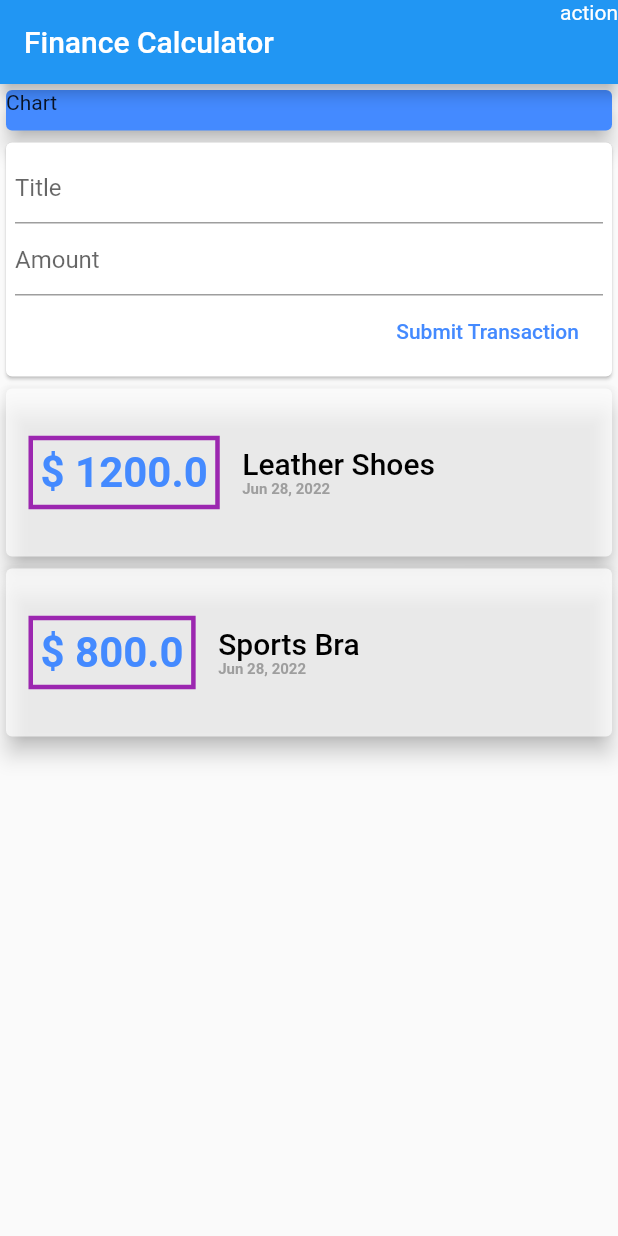
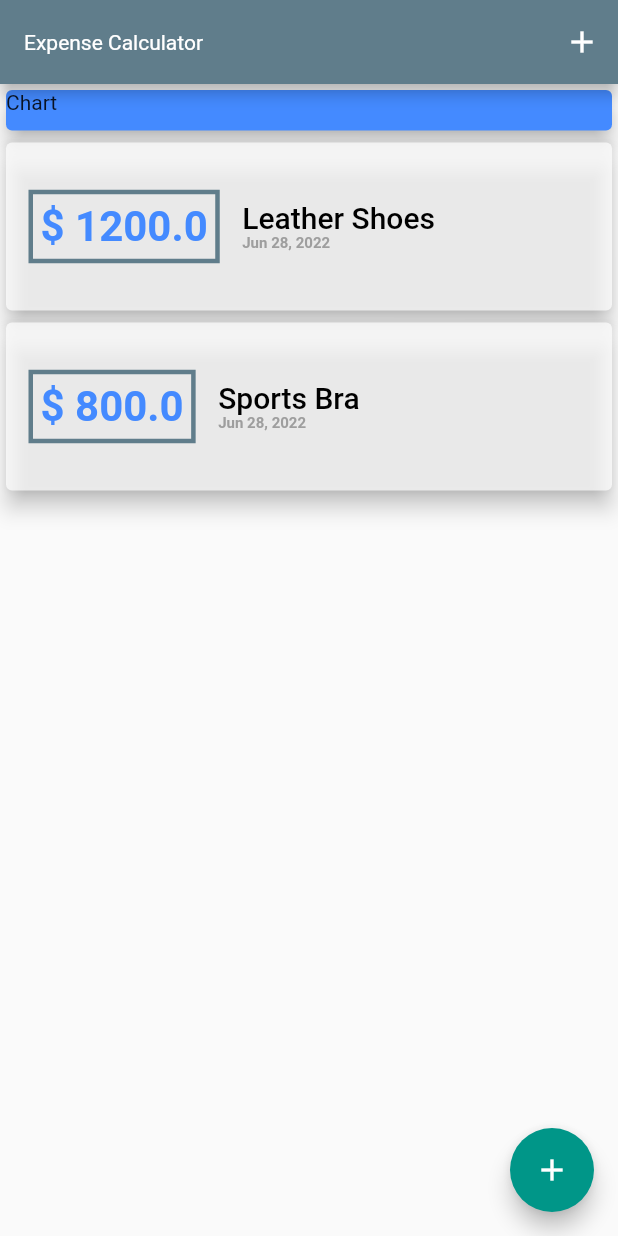
Before and after one commit to ehsonmiraz/finanace_statistics, a Flutter app: the screen it shows after launch, on a phone screen of 412 x 824 dp. Run offline on Flutter 3.47's test engine with Material 2 defaults, Android fonts, the phone set to English and light mode, and no system bars; our stand-ins replace google_fonts; Roboto replaces fonts that are missing (Adamina).

Commit message:
Theming introduced

```diff
--- a/lib/main.dart
+++ b/lib/main.dart
@@ -1,3 +1,5 @@
+import 'package:google_fonts/google_fonts.dart';
+
 import './screens/home.dart';
 import 'package:flutter/material.dart';
 
@@ -8,15 +10,16 @@ class MyApp extends StatelessWidget{
   @override
   Widget build(BuildContext context){
    return MaterialApp(
+     theme: ThemeData(
+         primarySwatch:Colors.blueGrey,
+         accentColor: Colors.teal,
+         textTheme: ThemeData.light().textTheme.copyWith(
+             headline6:GoogleFonts.acme(textStyle :TextStyle(fontSize: 12))
+         ),
+         appBarTheme: AppBarTheme(titleTextStyle:GoogleFonts.acme())
+     ),
 
-     home: Scaffold(
-       appBar: AppBar(
-         title: Text('Finance Calculator'),
-         actions: <Widget>[Text('action'),],
-       ),
-       body:Home(),
-
-     ),
+     home: Home(),
    ) ;
   }
 }
--- a/lib/screens/home.dart
+++ b/lib/screens/home.dart
@@ -1,11 +1,11 @@
+import 'package:google_fonts/google_fonts.dart';
+
 import 'newtransaction.dart';
 import 'transactionlist.dart';
-
 import '../models/transaction.dart';
 import 'package:flutter/material.dart';
 
 class Home extends StatefulWidget{
-
 State<Home> createState() => _HomeSate() ;
 }
 
@@ -18,11 +18,21 @@ class _HomeSate extends State<Home>{
  void addTransaction(String title, double amount){
    setState((){
      transactions.add(Transaction(id: DateTime.now().toString(), title: title, amount: amount, date: DateTime.now()));
-
+     Navigator.pop(context);
    });
    }
+ void startNewTransaction( BuildContext ctx){
+   showModalBottomSheet(context: ctx, builder: (bCtx)=> NewTransaction(addTransaction: addTransaction,));
+
+ }
+
  Widget build(BuildContext context){
-    return Column(
+    return Scaffold(
+        appBar: AppBar(
+        title: Text('Expense Calculator',style: GoogleFonts.adamina(),),
+        actions: <Widget>[IconButton(onPressed:() => startNewTransaction(context), icon: Icon(Icons.add))],
+   ),
+   body:Column(
       mainAxisAlignment: MainAxisAlignment.start,
       crossAxisAlignment: CrossAxisAlignment.stretch,
       children: <Widget> [
@@ -35,12 +45,14 @@ class _HomeSate extends State<Home>{
             elevation: 6,
           ),
         ),
-        NewTransaction(addTransaction: addTransaction,),
+
         TransactionList(transactions: transactions),
 
 
 
       ],
+    ),
+   floatingActionButton: FloatingActionButton(onPressed:() => startNewTransaction(context), child: Icon(Icons.add),),
     );
   }
 }
--- a/lib/screens/newtransaction.dart
+++ b/lib/screens/newtransaction.dart
@@ -1,10 +1,16 @@
 import 'package:flutter/material.dart';
-class NewTransaction extends StatelessWidget {
+class NewTransaction extends StatefulWidget {
   final Function(String title, double amount) addTransaction;
     NewTransaction({Key? key,
     required this.addTransaction }) : super(key: key);
 
+  @override
+  State<NewTransaction> createState() => _NewTransactionState();
+}
+
+class _NewTransactionState extends State<NewTransaction> {
   final titleController = TextEditingController();
+
   final amountController = TextEditingController();
 
   void submitTransaction(){
@@ -13,8 +19,9 @@ class NewTransaction extends StatelessWidget {
     if(title.length<=0 || amount<=0 )
       return;
 
-    addTransaction(title,amount);
+    widget.addTransaction(title,amount);
   }
+
   @override
   Widget build(BuildContext context) {
 
--- a/lib/screens/trasnsactiontemplate.dart
+++ b/lib/screens/trasnsactiontemplate.dart
@@ -1,6 +1,6 @@
 import 'package:flutter/material.dart';
 import 'package:intl/intl.dart';
-import 'package:intl/intl_browser.dart';
+
 import '../models/transaction.dart';
 
 class TransactionCard extends StatelessWidget{
@@ -20,7 +20,7 @@ class TransactionCard extends StatelessWidget{
                padding: EdgeInsets.all(5),
                margin: EdgeInsets.symmetric(vertical: 10,horizontal: 15),
                decoration: BoxDecoration(border: Border.all(
-                 color: Colors.purple,
+                 color: Theme.of(context).primaryColor,
                  width: 3,
                ),
                ),
@@ -36,7 +36,7 @@ class TransactionCard extends StatelessWidget{
                  Container(child: Text(DateFormat.yMMMd().format(tx.date),style: TextStyle(color: Colors.grey,fontSize: 10,fontWeight: FontWeight.bold),
     ),)
                          ],
-
+//DateFormat.yMMMd().format(tx.date)
            ),
            ],
          ),
--- a/pubspec.yaml
+++ b/pubspec.yaml
@@ -30,7 +30,7 @@ dependencies:
   flutter:
     sdk: flutter
   intl: ^0.17.0
-
+  google_fonts: ^3.0.1
   # The following adds the Cupertino Icons font to your application.
   # Use with the CupertinoIcons class for iOS style icons.
   cupertino_icons: ^1.0.2
```
Also changed, not shown: pubspec.lock.
